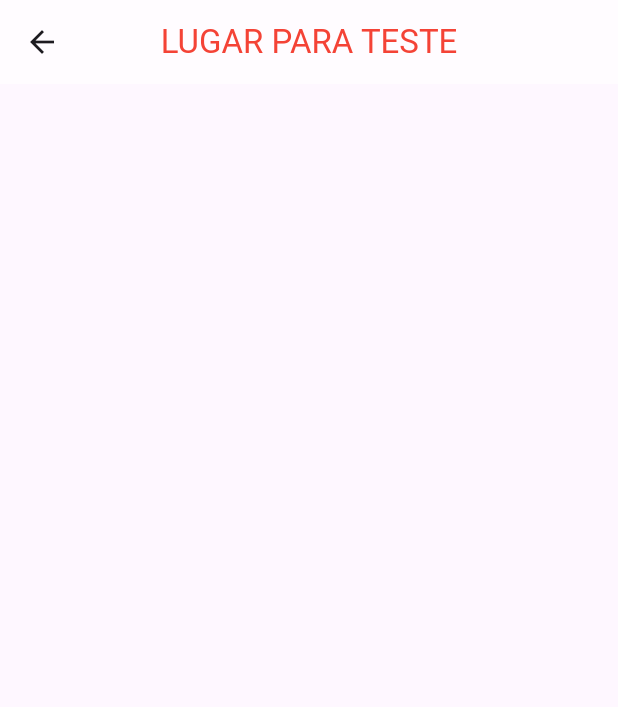
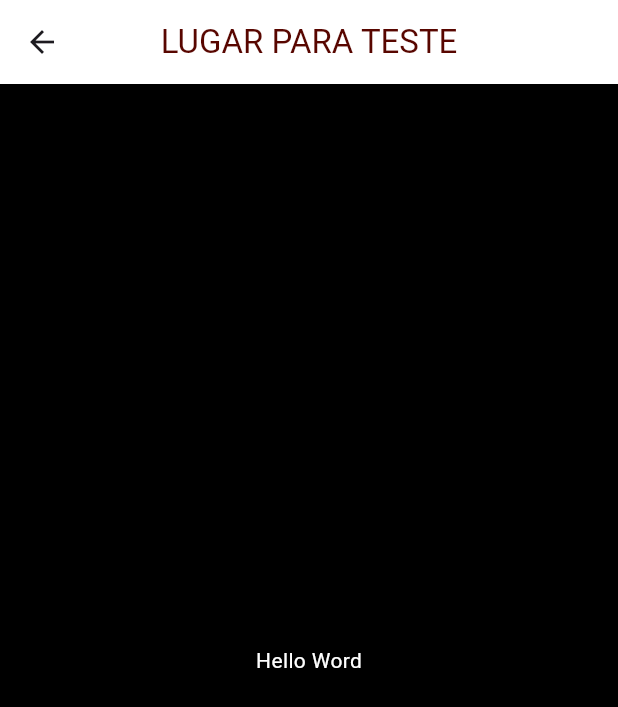
Before and after one commit to pedrwsxd/flutter-senac, a Flutter app: the screen it shows after launch, in the side drawer, after a tap on "Teste", on a phone screen of 412 x 824 dp. Shown: the top 707 px of the screen. Run offline on Flutter 3.47's test engine with Material 3 defaults, Android fonts, the phone set to English and light mode, and no system bars; our stand-ins replace animated_text_kit.

Commit message:
Atualização app feirinha

```diff
--- a/app_imc/lib/page/teste.dart
+++ b/app_imc/lib/page/teste.dart
@@ -6,11 +6,28 @@ class Testee extends StatelessWidget {
   @override
   Widget build(BuildContext context) {
     return Scaffold(
-      appBar: AppBar(
-      title: Text("LUGAR PARA TESTE", style: TextStyle(color: Colors.red),),
-      backgroundColor: Colors.white60,
-      centerTitle: true,
-      ),
-    );
+        appBar: AppBar(
+          title: Text(
+            "LUGAR PARA TESTE",
+            style: TextStyle(color: const Color.fromARGB(255, 88, 6, 0)),
+          ),
+          backgroundColor: Colors.white,
+          centerTitle: true,
+        ),
+        backgroundColor: Colors.black,
+        body: const Column(
+          mainAxisAlignment: MainAxisAlignment.center,
+          children: [
+
+            Center(
+              child: Text(
+                "Hello Word",
+                style: TextStyle(
+                  color: Colors.white,
+                ),
+              ),
+            ),
+          ],
+        ));
   }
 }
```
